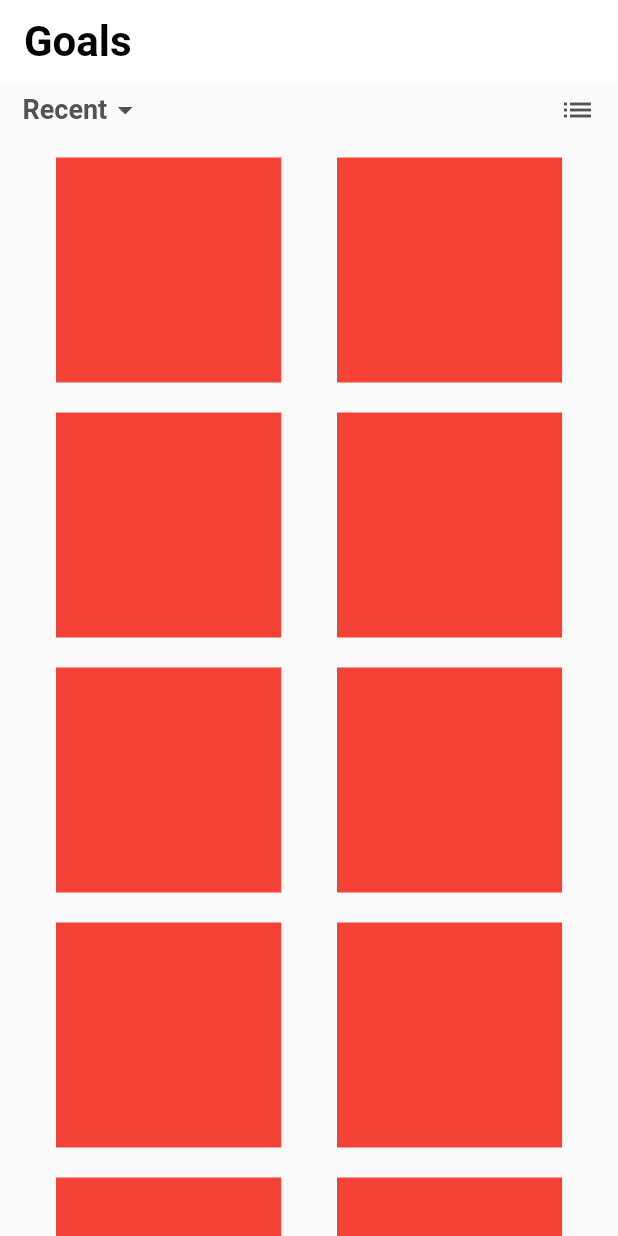
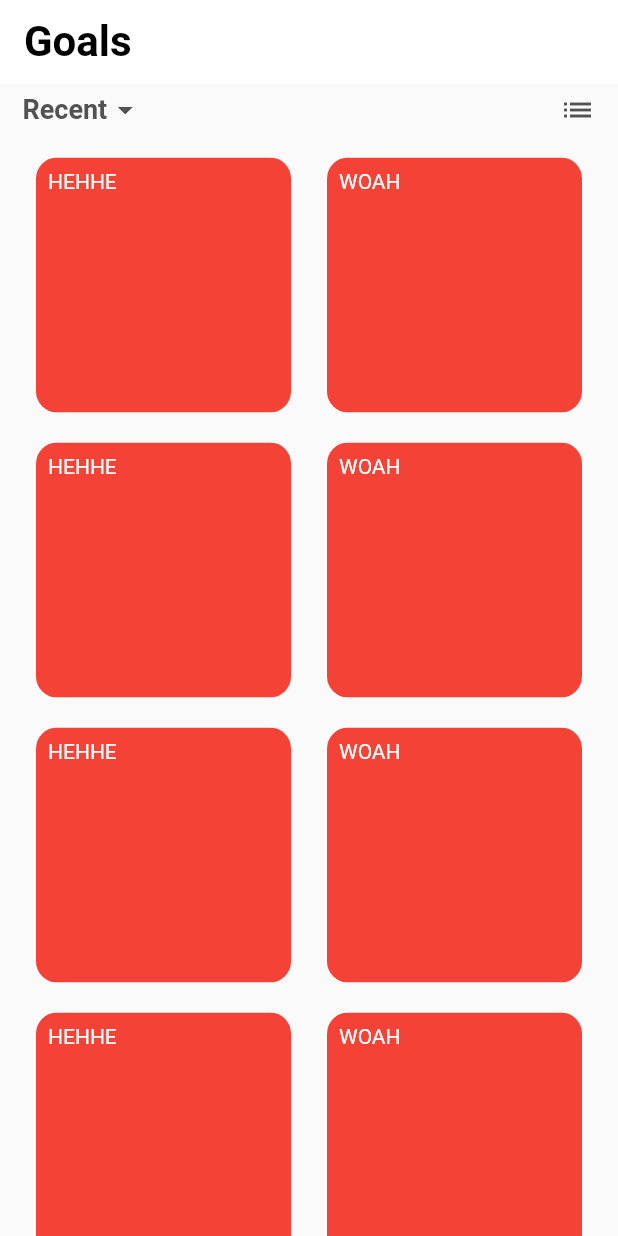
Before and after one commit to Syncxv/flutter-thingy, a Flutter app: the screen it shows after launch, on a phone screen of 412 x 824 dp. Run offline on Flutter 3.47's test engine with Material 2 defaults, Android fonts, the light colour scheme and no system bars.

Commit message:
sheesh postioned text inside card eh

```diff
--- a/lib/screens/home_screen.dart
+++ b/lib/screens/home_screen.dart
@@ -32,7 +32,10 @@ class HomeScreen extends StatelessWidget {
               (BuildContext context, int index) {
                 return Row(
                   mainAxisAlignment: MainAxisAlignment.spaceEvenly,
-                  children: const [TodoCard(), TodoCard()],
+                  children: const [
+                    TodoCard(title: "HEHHE"),
+                    TodoCard(title: "WOAH")
+                  ],
                 );
               },
               childCount: 25,
--- a/lib/widgets/todo_card.dart
+++ b/lib/widgets/todo_card.dart
@@ -1,19 +1,39 @@
 import 'package:flutter/material.dart';
 
 class TodoCard extends StatelessWidget {
-  const TodoCard({Key? key}) : super(key: key);
+  final String title;
+
+  const TodoCard({Key? key, required this.title}) : super(key: key);
 
   @override
   Widget build(BuildContext context) {
     return Container(
       margin: const EdgeInsets.only(top: 20.0),
-      child: const Align(
-        alignment: Alignment.topLeft,
-        child: SizedBox(
-          width: 150,
-          height: 150,
-          child: DecoratedBox(
-            decoration: BoxDecoration(color: Colors.red),
+      child: ClipRRect(
+        borderRadius: BorderRadius.circular(14),
+        child: Align(
+          alignment: Alignment.topLeft,
+          child: SizedBox(
+            width: 170,
+            height: 170,
+            child: DecoratedBox(
+                decoration: const BoxDecoration(color: Colors.red),
+                child: Stack(children: [
+                  Positioned(
+                    top: 8.0,
+                    left: 8.0,
+                    child: Column(
+                      children: [
+                        Text(
+                          title,
+                          style: const TextStyle(
+                            color: Colors.white,
+                          ),
+                        )
+                      ],
+                    ),
+                  ),
+                ])),
           ),
         ),
       ),
```
